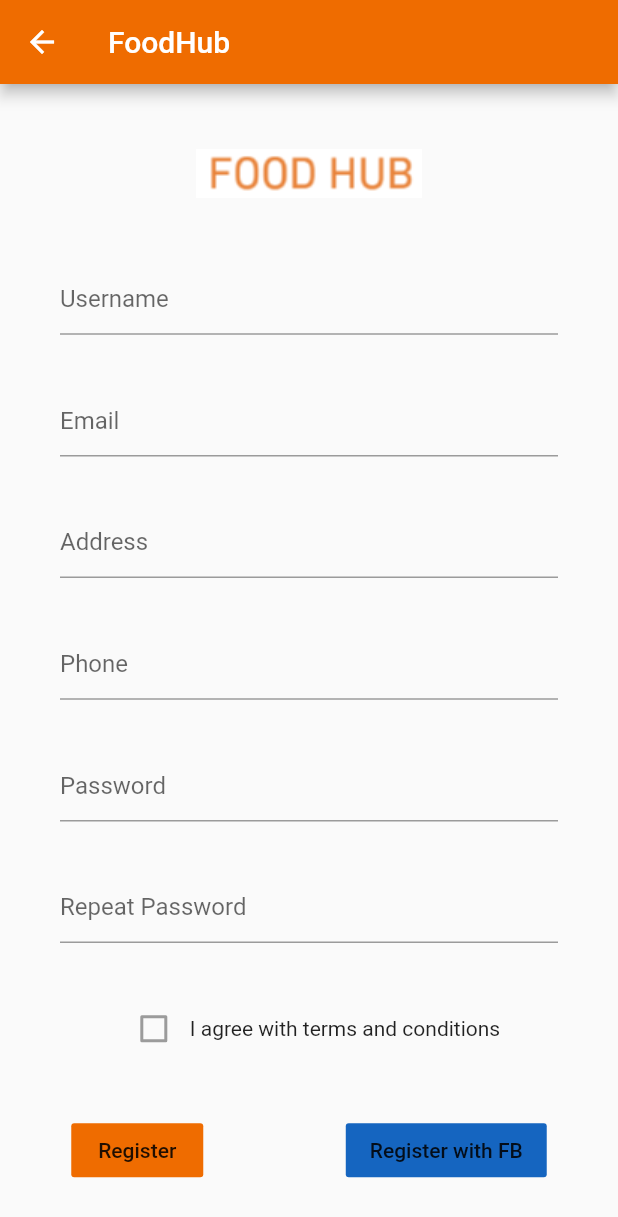
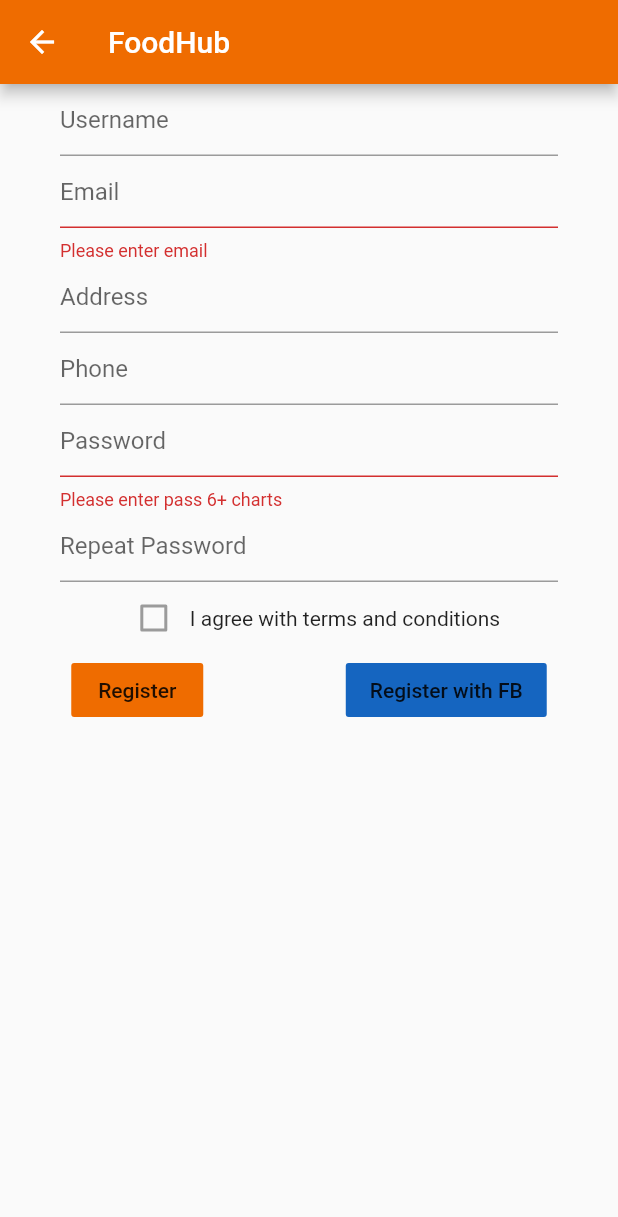
Before and after one commit to katyaivch/FoodHub, a Flutter app: the RegistrationPage screen opened directly, after a tap on "Register", on a phone screen of 412 x 824 dp. Shown: the top 1217 px of the screen. Run offline on Flutter 3.47's test engine with Material 2 defaults, Android fonts, the phone set to English and light mode, and no system bars; our stand-ins replace firebase_auth; accounts and stored records are empty.

Commit message:
registration

```diff
--- a/lib/registration_page.dart
+++ b/lib/registration_page.dart
@@ -1,6 +1,21 @@
 import 'package:flutter/material.dart';
+import 'package:foohub_app/auth_service.dart';
 
-class RegistrationPage extends StatelessWidget {
+class RegistrationPage extends StatefulWidget {
+
+  @override
+  _RegistrationPageState createState() => _RegistrationPageState();
+}
+
+class _RegistrationPageState extends State<RegistrationPage> {
+
+  final AuthService _auth = AuthService();
+  final _formKey = GlobalKey<FormState>();
+
+  String email = '';
+  String password = '';
+  String error = '';
+
   @override
   Widget build(BuildContext context) {
     return Scaffold(
@@ -10,25 +25,41 @@ class RegistrationPage extends StatelessWidget {
         backgroundColor: Colors.orange[800],
       ),
       body: Column(
-        mainAxisAlignment: MainAxisAlignment.spaceEvenly,
+        mainAxisAlignment: MainAxisAlignment.start,
         children: <Widget>[
-          Container(
+          /*Container(
             padding: EdgeInsets.all(10),
             child: Image(
               image: AssetImage('assets/foodhub_logo.png'),
             ),
 
+          ),*/
+          Form(
+            key: _formKey,
+            child: Column(
+              children: <Widget>[
+                Container(
+                  padding: EdgeInsets.fromLTRB(40, 0, 40, 0),
+                  child: TextFormField(
+                    onChanged: (value){},
+                    decoration: const InputDecoration(
+                      hintText: 'Username',
+                    ),
+
+                  ),
                 ),
                 Container(
                   padding: EdgeInsets.fromLTRB(40, 0, 40, 0),
                   child: TextFormField(
-
+                    onChanged: (value){
+                      setState(() => email = value);
+                    },
                     decoration: const InputDecoration(
-                hintText: 'Username',
+                      hintText: 'Email',
                     ),
                     validator: (value) {
                       if (value.isEmpty) {
-                  return 'Please enter some text';
+                        return 'Please enter email';
                       }
                       return null;
                     },
@@ -37,13 +68,37 @@ class RegistrationPage extends StatelessWidget {
                 Container(
                   padding: EdgeInsets.fromLTRB(40, 0, 40, 0),
                   child: TextFormField(
+                    onChanged: (value){},
+                    decoration: const InputDecoration(
+                      hintText: 'Address',
+                    ),
 
+                  ),
+                ),
+                Container(
+                  padding: EdgeInsets.fromLTRB(40, 0, 40, 0),
+                  child: TextFormField(
+                    onChanged: (value){},
                     decoration: const InputDecoration(
-                hintText: 'Email',
+                      hintText: 'Phone',
+                    ),
+
+                  ),
+                ),
+
+                Container(
+                  padding: EdgeInsets.fromLTRB(40, 0, 40, 0),
+                  child: TextFormField(
+                    onChanged: (value){
+                      setState(() => password = value);
+                    },
+                    obscureText: true,
+                    decoration: const InputDecoration(
+                      hintText: 'Password',
                     ),
                     validator: (value) {
-                if (value.isEmpty) {
-                  return 'Please enter some text';
+                      if (value.length < 6 ) {
+                        return 'Please enter pass 6+ charts';
                       }
                       return null;
                     },
@@ -52,62 +107,15 @@ class RegistrationPage extends StatelessWidget {
                 Container(
                   padding: EdgeInsets.fromLTRB(40, 0, 40, 0),
                   child: TextFormField(
-
-              decoration: const InputDecoration(
-                hintText: 'Address',
-              ),
-              validator: (value) {
-                if (value.isEmpty) {
-                  return 'Please enter some text';
-                }
-                return null;
-              },
-            ),
-          ),
-          Container(
-            padding: EdgeInsets.fromLTRB(40, 0, 40, 0),
-            child: TextFormField(
-
-              decoration: const InputDecoration(
-                hintText: 'Phone',
-              ),
-              validator: (value) {
-                if (value.isEmpty) {
-                  return 'Please enter some text';
-                }
-                return null;
-              },
-            ),
-          ),
-
-          Container(
-            padding: EdgeInsets.fromLTRB(40, 0, 40, 0),
-            child: TextFormField(
-              obscureText: true,
-              decoration: const InputDecoration(
-                hintText: 'Password',
-              ),
-              validator: (value) {
-                if (value.isEmpty) {
-                  return 'Please enter some text';
-                }
-                return null;
-              },
-            ),
-          ),
-          Container(
-            padding: EdgeInsets.fromLTRB(40, 0, 40, 0),
-            child: TextFormField(
+                    onChanged: (value){},
                     obscureText: true,
                     decoration: const InputDecoration(
                       hintText: 'Repeat Password',
                     ),
-              validator: (value) {
-                if (value.isEmpty) {
-                  return 'Please enter some text';
-                }
-                return null;
-              },
+
+                  ),
+                ),
+              ],
             ),
           ),
           Row(
@@ -125,9 +133,19 @@ class RegistrationPage extends StatelessWidget {
             mainAxisAlignment: MainAxisAlignment.spaceAround,
             children: <Widget>[
               FlatButton(
-                onPressed: (){},
+                onPressed: ()async{
+                  if (_formKey.currentState.validate()){
+                    dynamic result = await _auth.registerWithEmailandPass(email,password);
+                    if (result == null){
+                      setState(() => error = 'Please enter a valid email');
+                    }
+                  }else{
+
+                  }
+                },
                 color: Colors.orange[800],
                 child: Text('Register'),
+
               ),
               FlatButton(
                 onPressed: (){},
--- /dev/null
+++ b/lib/user_model.dart
@@ -0,0 +1,7 @@
+class User{
+
+  final String uid;
+
+  User({this.uid});
+
+}
--- a/pubspec.yaml
+++ b/pubspec.yaml
@@ -23,6 +23,10 @@ dependencies:
   # The following adds the Cupertino Icons font to your application.
   # Use with the CupertinoIcons class for iOS style icons.
   cupertino_icons: ^0.1.2
+  firebase_auth: ^0.14.0+5
+  cloud_firestore: ^0.12.9+4
+  provider: ^3.1.0
+
 
 dev_dependencies:
   flutter_test:
```
Also changed, not shown: lib/auth_service.dart (added, +70 -0 lines), lib/home_page.dart (added, +74 -0 lines), lib/login_page.dart (+42 -5 lines), lib/main.dart (+17 -4 lines), lib/wrapper.dart (added, +24 -0 lines), pubspec.lock, 3 other files. Lines whose indentation alone changed are shown as unchanged.
